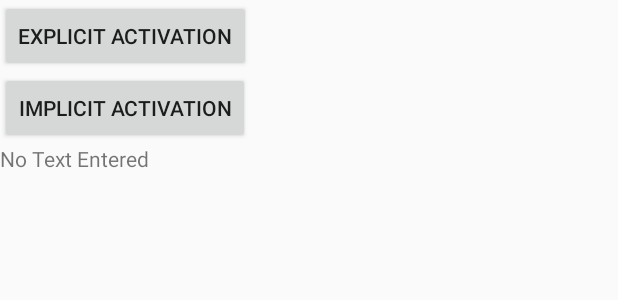
After one commit to talhakosen/AndroidSunshine, an Android app: the layout activity_loader_activity.xml on its own in the app's theme, with its tools: preview values and no code run, on a phone screen of 412 x 824 dp. The commit adds this screen. Shown: the top 300 px of the screen. Run offline under Robolectric (Android 15) with nearby library versions, the phone set to English and light mode, and no system bars.

Commit message:
3.0.3 intent lab

```diff
--- /dev/null
+++ b/SunShine/app/src/main/res/layout/activity_loader_activity.xml
@@ -0,0 +1,25 @@
+<LinearLayout xmlns:android="http://schemas.android.com/apk/res/android"
+    xmlns:tools="http://schemas.android.com/tools"
+    android:layout_width="match_parent"
+    android:layout_height="match_parent"
+    android:orientation="vertical" >
+
+    <Button
+        android:id="@+id/explicit_activation_button"
+        android:layout_width="wrap_content"
+        android:layout_height="wrap_content"
+        android:text="@string/explicit_activation_button_string" />
+
+    <Button
+        android:id="@+id/implicit_activation_button"
+        android:layout_width="wrap_content"
+        android:layout_height="wrap_content"
+        android:text="@string/implicit_activation_button_string" />
+
+    <TextView
+        android:id="@+id/textView1"
+        android:layout_width="match_parent"
+        android:layout_height="wrap_content"
+        android:text="@string/no_text_entered" />
+
+</LinearLayout>
--- a/SunShine/app/src/main/res/values/strings.xml
+++ b/SunShine/app/src/main/res/values/strings.xml
@@ -5,4 +5,13 @@
 
     <string name="action_refresh" translatable="false">Refresh</string>
     <string name="title_activity_detail">DetailActivity</string>
+
+    <string name="title_explicit">Explicit Activation</string>
+    <string name="title_main">Activity Loader Activity</string>
+    <string name="explicit_message">You have sent an Explicit Intent!</string>
+    <string name="explicit_activation_button_string">Explicit Activation</string>
+    <string name="implicit_activation_button_string">Implicit Activation</string>
+    <string name="no_text_entered">No Text Entered</string>
+    <string name="enter_string">Enter</string>
+    <string name="enter_text_here_string">Enter Text Here</string>
 </resources>
```
Also changed, not shown: SunShine/app/src/main/AndroidManifest.xml (+16 -7 lines), SunShine/app/src/main/java/tctkosen/com/androidsunshineapp/intent_lab/ActivityLoaderActivity.java (added, +125 -0 lines), SunShine/app/src/main/java/tctkosen/com/androidsunshineapp/intent_lab/ExplicitlyLoadedActivity.java (added, +15 -0 lines), SunShine/app/src/main/java/tctkosen/com/androidsunshineapp/intent_lab/MyBrowserActivity.java (added, +15 -0 lines), SunShine/app/src/main/res/layout/activity_activity_loader.xml (added, +12 -0 lines), SunShine/app/src/main/res/layout/activity_explicitly_loaded.xml (added, +12 -0 lines), SunShine/app/src/main/res/layout/activity_my_browser.xml (added, +12 -0 lines), SunShine/app/src/main/res/layout/explicitly_loaded_activity.xml (added, +33 -0 lines).
